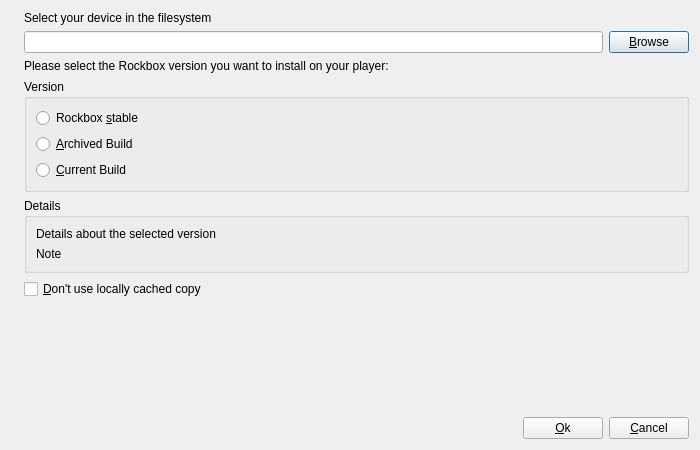
Qt form rbutil/rbutilqt/installfrm.ui (Rockbox-Chinese-Community/Rockbox-RCC) before a commit.
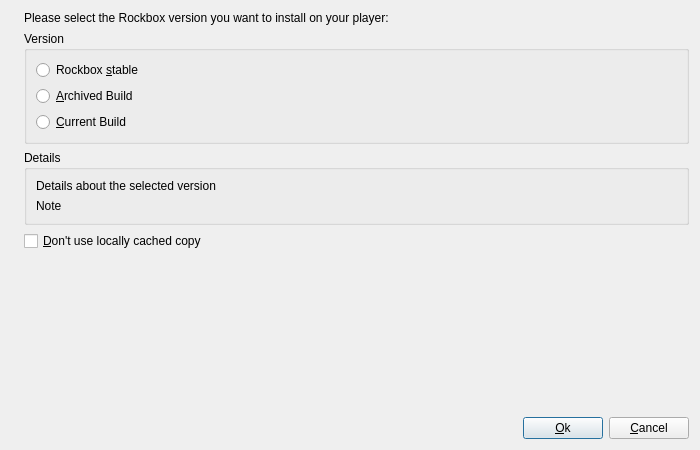
The same form after that commit. Icons and pictures are not drawn.

Commit message: Remove mountpoint entry line from installation form and use config setting instead. Add some nice tango icons.

```diff
--- a/rbutil/rbutilqt/installfrm.ui
+++ b/rbutil/rbutilqt/installfrm.ui
@@ -16,7 +16,7 @@
    <string>Install Rockbox</string>
   </property>
   <layout class="QGridLayout" >
-   <item rowspan="8" row="0" column="0" >
+   <item rowspan="6" row="0" column="0" >
     <widget class="QLabel" name="label" >
      <property name="text" >
       <string/>
@@ -29,27 +29,7 @@
      </property>
     </widget>
    </item>
-   <item row="0" column="1" colspan="3" >
-    <widget class="QLabel" name="label_2" >
-     <property name="text" >
-      <string>Select your device in the filesystem</string>
-     </property>
-    </widget>
-   </item>
-   <item row="1" column="1" colspan="2" >
-    <widget class="QLineEdit" name="lineMountPoint" />
-   </item>
-   <item row="1" column="3" >
-    <widget class="QPushButton" name="buttonBrowse" >
-     <property name="text" >
-      <string>&amp;Browse</string>
-     </property>
-     <property name="icon" >
-      <iconset resource="rbutilqt.qrc" >:/icons/icons/system-search.png</iconset>
-     </property>
-    </widget>
-   </item>
-   <item row="2" column="1" colspan="3" >
+   <item row="0" column="1" colspan="2" >
     <widget class="QLabel" name="label_4" >
      <property name="text" >
       <string>Please select the Rockbox version you want to install on your player:</string>
@@ -59,7 +39,7 @@
      </property>
     </widget>
    </item>
-   <item row="3" column="1" colspan="3" >
+   <item row="1" column="1" colspan="2" >
     <widget class="QGroupBox" name="groupBox" >
      <property name="title" >
       <string>Version</string>
@@ -89,7 +69,7 @@
      </layout>
     </widget>
    </item>
-   <item row="4" column="1" colspan="3" >
+   <item row="2" column="1" colspan="2" >
     <widget class="QGroupBox" name="groupBox_2" >
      <property name="title" >
       <string>Details</string>
@@ -118,7 +98,7 @@
      </layout>
     </widget>
    </item>
-   <item row="5" column="1" >
+   <item row="3" column="1" >
     <widget class="QCheckBox" name="checkBoxCache" >
      <property name="toolTip" >
       <string>Rockbox Utility stores copies of Rockbox it has downloaded on the local hard disk to save network traffic. If your local copy is no longer working, tick this box to download a fresh copy.</string>
@@ -128,7 +108,7 @@
      </property>
     </widget>
    </item>
-   <item row="6" column="2" colspan="2" >
+   <item row="4" column="2" >
     <spacer>
      <property name="orientation" >
       <enum>Qt::Vertical</enum>
@@ -141,7 +121,7 @@
      </property>
     </spacer>
    </item>
-   <item row="7" column="1" >
+   <item row="5" column="1" >
     <spacer>
      <property name="orientation" >
       <enum>Qt::Horizontal</enum>
@@ -154,7 +134,7 @@
      </property>
     </spacer>
    </item>
-   <item row="7" column="2" colspan="2" >
+   <item row="5" column="2" >
     <layout class="QHBoxLayout" >
      <item>
       <widget class="QPushButton" name="buttonOk" >
```
The commit also changes 9 other files.
